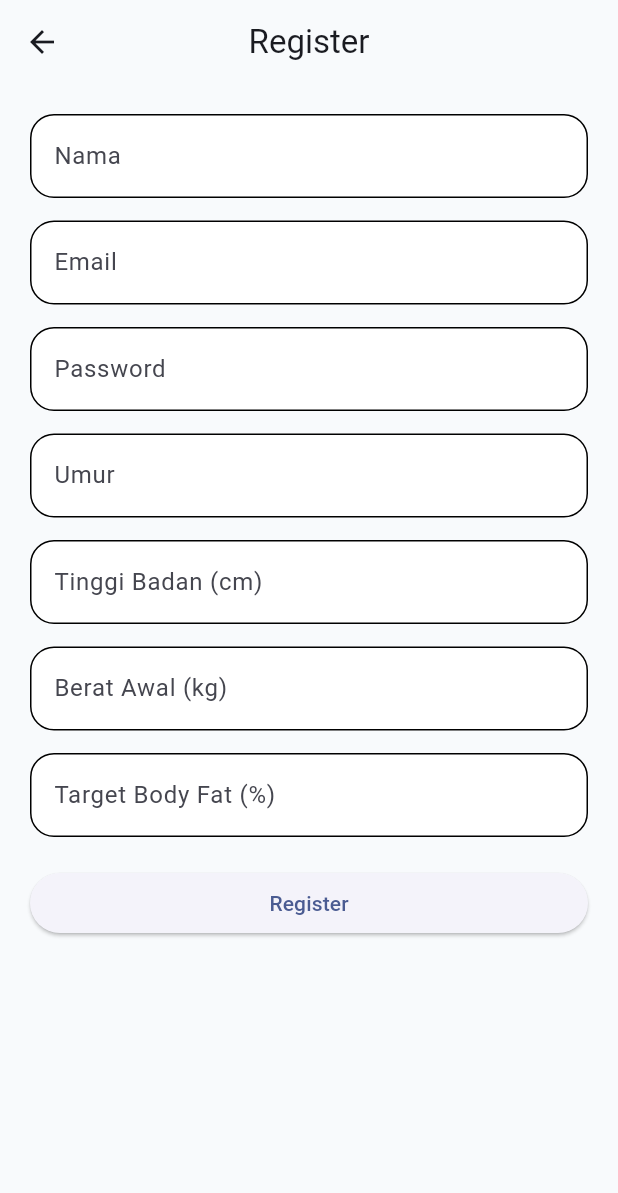
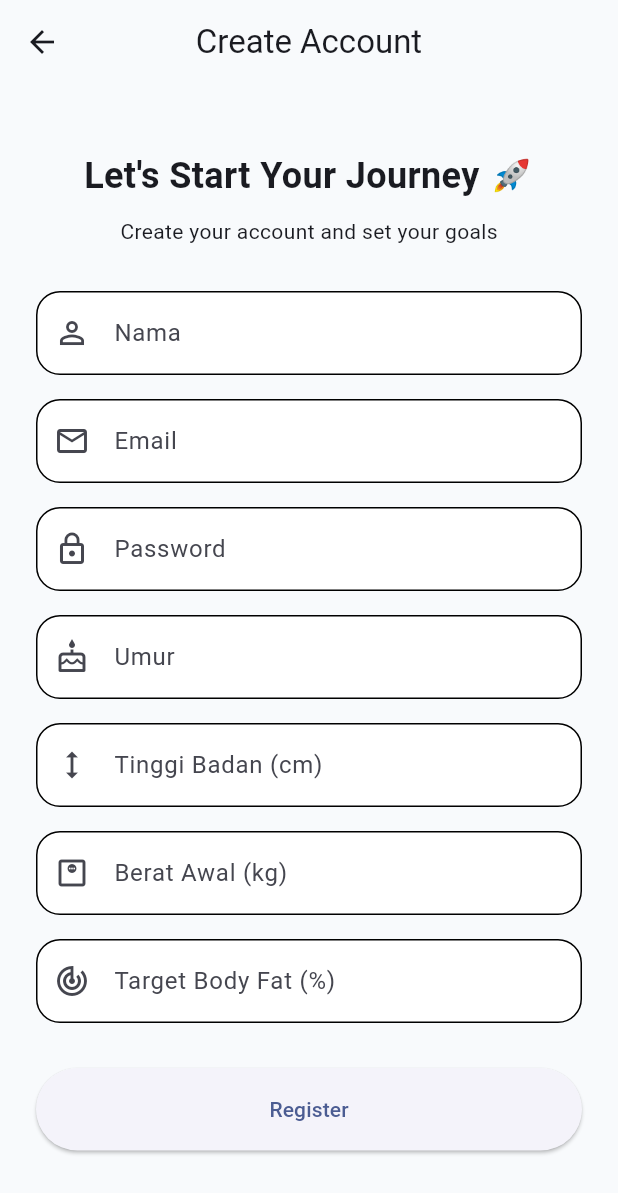
Before and after one commit to HanifAuliya/discipline-tracker, a Flutter app: the RegisterScreen screen opened directly, on a phone screen of 412 x 824 dp. Shown: the top 1193 px of the screen. Run offline on Flutter 3.47's test engine with Material 3 defaults, Android fonts, the phone set to English and light mode, and no system bars.

Commit message:
feat: modern register and dashboard ui

```diff
--- a/lib/screens/dashboard/dashboard_screen.dart
+++ b/lib/screens/dashboard/dashboard_screen.dart
@@ -3,14 +3,61 @@ import 'package:flutter/material.dart';
 class DashboardScreen extends StatelessWidget {
   const DashboardScreen({super.key});
 
+  Widget buildCard(String title, String value) {
+    return Card(
+      child: Padding(
+        padding: const EdgeInsets.all(20),
+        child: Column(
+          children: [
+            Text(title),
+            const SizedBox(height: 10),
+            Text(
+              value,
+              style: const TextStyle(fontSize: 24, fontWeight: FontWeight.bold),
+            ),
+          ],
+        ),
+      ),
+    );
+  }
+
   @override
   Widget build(BuildContext context) {
     return Scaffold(
-      appBar: AppBar(title: const Text('Dashboard')),
-      body: const Center(
-        child: Text(
-          'Dashboard Discipline Tracker',
-          style: TextStyle(fontSize: 24, fontWeight: FontWeight.bold),
+      appBar: AppBar(title: const Text("Dashboard")),
+      body: Padding(
+        padding: const EdgeInsets.all(16),
+        child: ListView(
+          children: [
+            const Text(
+              "Halo Hanief 👋",
+              style: TextStyle(fontSize: 28, fontWeight: FontWeight.bold),
+            ),
+
+            const SizedBox(height: 20),
+
+            buildCard("Progress Hari Ini", "0 / 10"),
+
+            buildCard("Berat Saat Ini", "74 kg"),
+
+            buildCard("Target Body Fat", "15 %"),
+
+            const SizedBox(height: 20),
+
+            GridView.count(
+              shrinkWrap: true,
+              physics: const NeverScrollableScrollPhysics(),
+              crossAxisCount: 2,
+              crossAxisSpacing: 10,
+              mainAxisSpacing: 10,
+              children: const [
+                Card(child: Center(child: Text("Jadwal"))),
+                Card(child: Center(child: Text("Habit"))),
+                Card(child: Center(child: Text("Workout"))),
+                Card(child: Center(child: Text("Weight"))),
+              ],
+            ),
+          ],
         ),
       ),
     );
--- a/lib/screens/register/register_screen.dart
+++ b/lib/screens/register/register_screen.dart
@@ -1,4 +1,7 @@
 import 'package:flutter/material.dart';
+
+import '../../widgets/custom_button.dart';
+import '../../widgets/custom_textfield.dart';
 
 class RegisterScreen extends StatelessWidget {
   const RegisterScreen({super.key});
@@ -6,85 +9,97 @@ class RegisterScreen extends StatelessWidget {
   @override
   Widget build(BuildContext context) {
     return Scaffold(
-      appBar: AppBar(
-        title: const Text("Register"),
-      ),
-      body: Padding(
-        padding: const EdgeInsets.all(20),
-        child: ListView(
+      appBar: AppBar(title: const Text("Create Account")),
+      body: SafeArea(
+        child: LayoutBuilder(
+          builder: (context, constraints) {
+            return SingleChildScrollView(
+              padding: const EdgeInsets.all(24),
+              child: Center(
+                child: Container(
+                  constraints: const BoxConstraints(maxWidth: 500),
+                  child: Column(
                     children: [
+                      const SizedBox(height: 20),
 
-            const TextField(
-              decoration: InputDecoration(
-                labelText: "Nama",
+                      const Text(
+                        "Let's Start Your Journey 🚀",
+                        style: TextStyle(
+                          fontSize: 24,
+                          fontWeight: FontWeight.bold,
                         ),
                       ),
 
-            const SizedBox(height: 15),
+                      const SizedBox(height: 10),
 
-            const TextField(
-              decoration: InputDecoration(
-                labelText: "Email",
-              ),
+                      const Text("Create your account and set your goals"),
+
+                      const SizedBox(height: 30),
+
+                      const CustomTextField(
+                        label: "Nama",
+                        icon: Icons.person_outline,
                       ),
 
-            const SizedBox(height: 15),
+                      const SizedBox(height: 16),
 
-            const TextField(
-              obscureText: true,
-              decoration: InputDecoration(
-                labelText: "Password",
-              ),
+                      const CustomTextField(
+                        label: "Email",
+                        icon: Icons.email_outlined,
                       ),
 
-            const SizedBox(height: 15),
+                      const SizedBox(height: 16),
 
-            const TextField(
-              keyboardType: TextInputType.number,
-              decoration: InputDecoration(
-                labelText: "Umur",
-              ),
+                      const CustomTextField(
+                        label: "Password",
+                        icon: Icons.lock_outline,
+                        obscure: true,
                       ),
 
-            const SizedBox(height: 15),
+                      const SizedBox(height: 16),
 
-            const TextField(
-              keyboardType: TextInputType.number,
-              decoration: InputDecoration(
-                labelText: "Tinggi Badan (cm)",
-              ),
+                      const CustomTextField(
+                        label: "Umur",
+                        icon: Icons.cake_outlined,
                       ),
 
-            const SizedBox(height: 15),
+                      const SizedBox(height: 16),
 
-            const TextField(
-              keyboardType: TextInputType.number,
-              decoration: InputDecoration(
-                labelText: "Berat Awal (kg)",
-              ),
+                      const CustomTextField(
+                        label: "Tinggi Badan (cm)",
+                        icon: Icons.height,
                       ),
 
-            const SizedBox(height: 15),
+                      const SizedBox(height: 16),
 
-            const TextField(
-              keyboardType: TextInputType.number,
-              decoration: InputDecoration(
-                labelText: "Target Body Fat (%)",
+                      const CustomTextField(
+                        label: "Berat Awal (kg)",
+                        icon: Icons.monitor_weight_outlined,
                       ),
+
+                      const SizedBox(height: 16),
+
+                      const CustomTextField(
+                        label: "Target Body Fat (%)",
+                        icon: Icons.track_changes,
+                      ),
+
+                      const SizedBox(height: 30),
+
+                      CustomButton(
+                        text: "Register",
+                        onPressed: () {
+                          Navigator.pop(context);
+                        },
                       ),
 
                       const SizedBox(height: 20),
-
-            SizedBox(
-              width: double.infinity,
-              child: ElevatedButton(
-                onPressed: () {
-                  Navigator.pop(context);
-                },
-                child: const Text("Register"),
+                    ],
                   ),
                 ),
-          ],
+              ),
+            );
+          },
         ),
       ),
     );
```
Lines whose indentation alone changed are shown as unchanged.
